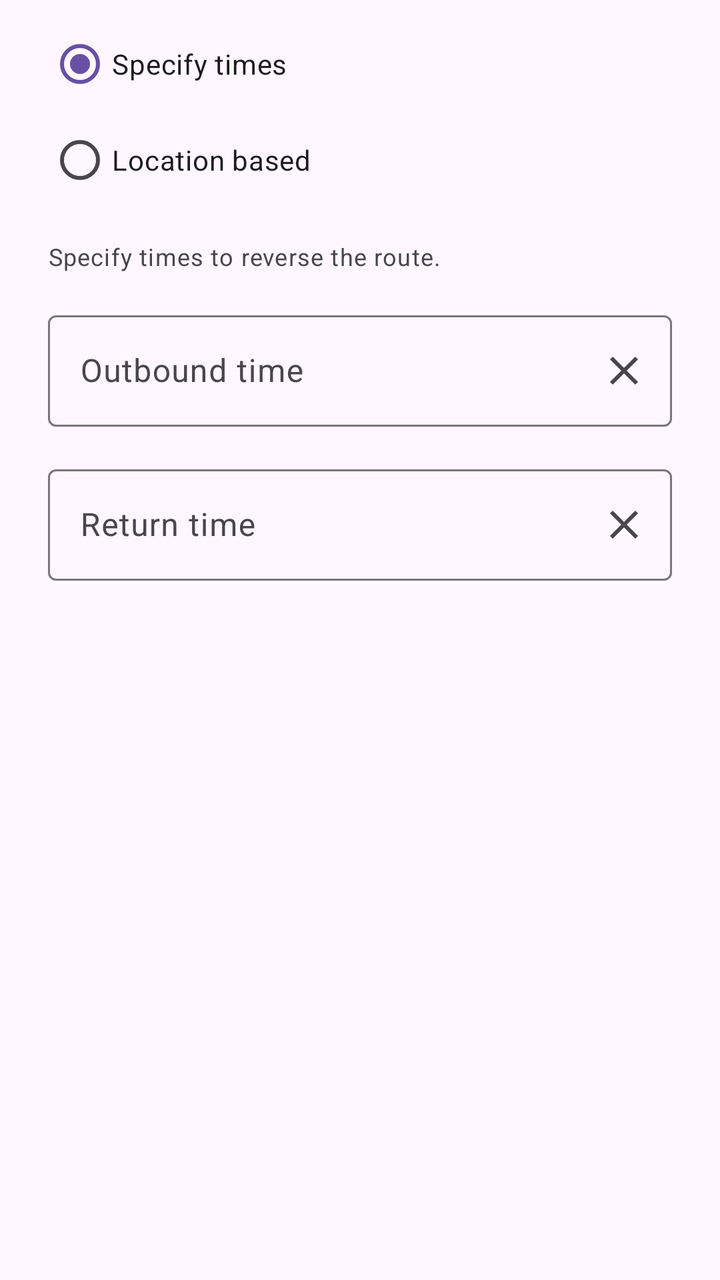
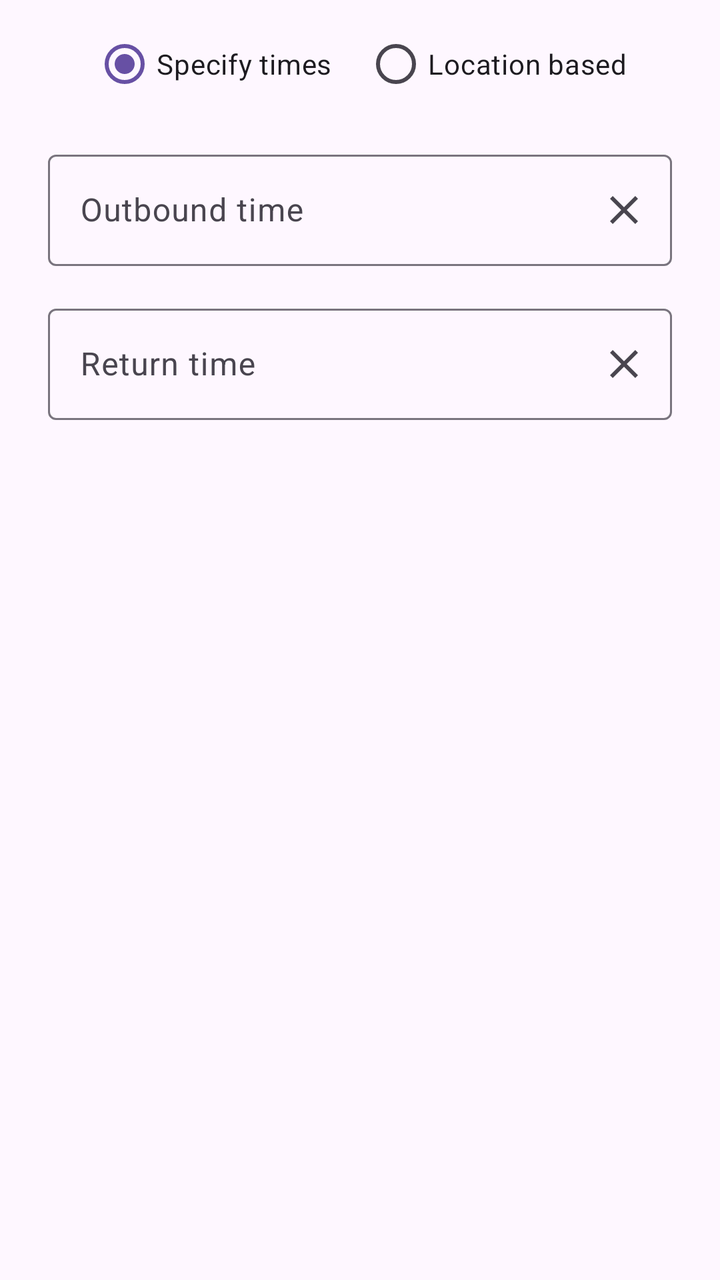

An Android layout rendered at two revisions. The XML below is the earlier revision; the diff shows what the commit changed to produce the second picture.
<!-- AndroidManifest.xml: application theme Theme.TrainTimes -->
<!-- res/layout/dialog_commute_times.xml -->
<?xml version="1.0" encoding="utf-8"?>
<LinearLayout xmlns:android="http://schemas.android.com/apk/res/android"
    xmlns:app="http://schemas.android.com/apk/res-auto"
    android:layout_width="match_parent"
    android:layout_height="wrap_content"
    android:orientation="vertical"
    android:paddingStart="24dp"
    android:paddingEnd="24dp"
    android:paddingTop="8dp">

    <RadioGroup
        android:id="@+id/commuting_mode_radio_group"
        android:layout_width="match_parent"
        android:layout_height="wrap_content"
        android:orientation="vertical"
        android:layout_marginBottom="16dp">

        <RadioButton
            android:id="@+id/radio_time_mode"
            android:layout_width="match_parent"
            android:layout_height="wrap_content"
            android:text="@string/commuting_mode_time"
            android:checked="true" />

        <RadioButton
            android:id="@+id/radio_location_mode"
            android:layout_width="match_parent"
            android:layout_height="wrap_content"
            android:text="@string/commuting_mode_location" />
    </RadioGroup>

    <FrameLayout
        android:layout_width="match_parent"
        android:layout_height="wrap_content">

        
        <LinearLayout
            android:id="@+id/time_mode_container"
            android:layout_width="match_parent"
            android:layout_height="wrap_content"
            android:orientation="vertical">

            <TextView
                android:layout_width="wrap_content"
                android:layout_height="wrap_content"
                android:text="@string/display_times_helper"
                android:textAppearance="?attr/textAppearanceCaption"
                android:layout_marginBottom="16dp" />

            <com.google.android.material.textfield.TextInputLayout
                android:id="@+id/outbound_time_layout"
                style="@style/Widget.Material3.TextInputLayout.OutlinedBox"
                android:layout_width="match_parent"
                android:layout_height="wrap_content"
                android:hint="@string/outbound_time"
                app:endIconMode="custom"
                app:endIconDrawable="@drawable/ic_close"
                app:endIconContentDescription="@string/clear">

                <com.google.android.material.textfield.TextInputEditText
                    android:id="@+id/outbound_time_input"
                    android:layout_width="match_parent"
                    android:layout_height="wrap_content"
                    android:focusable="false"
                    android:clickable="true"
                    android:inputType="none" />

            </com.google.android.material.textfield.TextInputLayout>

            <com.google.android.material.textfield.TextInputLayout
                android:id="@+id/return_time_layout"
                style="@style/Widget.Material3.TextInputLayout.OutlinedBox"
                android:layout_width="match_parent"
                android:layout_height="wrap_content"
                android:layout_marginTop="16dp"
                android:hint="@string/return_time"
                app:endIconMode="custom"
                app:endIconDrawable="@drawable/ic_close"
                app:endIconContentDescription="@string/clear">

                <com.google.android.material.textfield.TextInputEditText
                    android:id="@+id/return_time_input"
                    android:layout_width="match_parent"
                    android:layout_height="wrap_content"
                    android:focusable="false"
                    android:clickable="true"
                    android:inputType="none" />

            </com.google.android.material.textfield.TextInputLayout>
        </LinearLayout>

        
        <LinearLayout
            android:id="@+id/location_mode_container"
            android:layout_width="match_parent"
            android:layout_height="match_parent"
            android:gravity="center"
            android:orientation="vertical"
            android:visibility="invisible">

            <TextView
                android:layout_width="wrap_content"
                android:layout_height="wrap_content"
                android:text="@string/nearest_station_hint"
                android:textAppearance="?attr/textAppearanceBodyMedium"
                android:textColor="?android:attr/textColorSecondary"
                android:layout_marginTop="8dp" />
        </LinearLayout>
    </FrameLayout>

</LinearLayout>
<!-- resources referenced by this layout -->
<resources>
  <!-- drawable ic_close (drawable) -->
  <vector xmlns:android="http://schemas.android.com/apk/res/android"
      android:width="24dp"
      android:height="24dp"
      android:viewportWidth="24.0"
      android:viewportHeight="24.0">
      <path
          android:fillColor="#FF000000"
          android:pathData="M19,6.41L17.59,5 12,10.59 6.41,5 5,6.41 10.59,12 5,17.59 6.41,19 12,13.41 17.59,19 19,17.59 13.41,12z"/>
  </vector>
  <string name="clear">Clear</string>
  <string name="commuting_mode_location">Location based</string>
  <string name="commuting_mode_time">Specify times</string>
  <string name="display_times_helper">Specify times to reverse the route.</string>
  <string name="nearest_station_hint">Uses your location to determine which of your selected stations is closest, reversing the route automatically.</string>
  <string name="outbound_time">Outbound time</string>
  <string name="return_time">Return time</string>
  <style name="Theme.TrainTimes" parent="Theme.Material3.DayNight">
          
      </style>
</resources>

<!-- the commit's change to res/layout/dialog_commute_times.xml (unified diff, before → after) -->
@@ -6,106 +6,80 @@
     android:orientation="vertical"
     android:paddingStart="24dp"
     android:paddingEnd="24dp"
-    android:paddingTop="8dp">
+    android:paddingTop="8dp"
+    android:paddingBottom="8dp">
 
     <RadioGroup
         android:id="@+id/commuting_mode_radio_group"
         android:layout_width="match_parent"
         android:layout_height="wrap_content"
-        android:orientation="vertical"
+        android:orientation="horizontal"
+        android:gravity="center"
         android:layout_marginBottom="16dp">
 
         <RadioButton
             android:id="@+id/radio_time_mode"
-            android:layout_width="match_parent"
+            android:layout_width="wrap_content"
             android:layout_height="wrap_content"
             android:text="@string/commuting_mode_time"
+            android:layout_marginEnd="16dp"
             android:checked="true" />
 
         <RadioButton
             android:id="@+id/radio_location_mode"
-            android:layout_width="match_parent"
+            android:layout_width="wrap_content"
             android:layout_height="wrap_content"
             android:text="@string/commuting_mode_location" />
     </RadioGroup>
 
-    <FrameLayout
+    
+    <LinearLayout
+        android:id="@+id/time_mode_container"
         android:layout_width="match_parent"
-        android:layout_height="wrap_content">
+        android:layout_height="wrap_content"
+        android:orientation="vertical"
+        android:minHeight="140dp">
 
-        
-        <LinearLayout
-            android:id="@+id/time_mode_container"
+        <com.google.android.material.textfield.TextInputLayout
+            android:id="@+id/outbound_time_layout"
+            style="@style/Widget.Material3.TextInputLayout.OutlinedBox"
             android:layout_width="match_parent"
             android:layout_height="wrap_content"
-            android:orientation="vertical">
+            android:hint="@string/outbound_time"
+            app:endIconMode="custom"
+            app:endIconDrawable="@drawable/ic_close"
+            app:endIconContentDescription="@string/clear">
 
-            <TextView
-                android:layout_width="wrap_content"
-                android:layout_height="wrap_content"
-                android:text="@string/display_times_helper"
-                android:textAppearance="?attr/textAppearanceCaption"
-                android:layout_marginBottom="16dp" />
-
-            <com.google.android.material.textfield.TextInputLayout
-                android:id="@+id/outbound_time_layout"
-                style="@style/Widget.Material3.TextInputLayout.OutlinedBox"
+            <com.google.android.material.textfield.TextInputEditText
+                android:id="@+id/outbound_time_input"
                 android:layout_width="match_parent"
                 android:layout_height="wrap_content"
-                android:hint="@string/outbound_time"
-                app:endIconMode="custom"
-                app:endIconDrawable="@drawable/ic_close"
-                app:endIconContentDescription="@string/clear">
+                android:focusable="false"
+                android:clickable="true"
+                android:inputType="none" />
 
-                <com.google.android.material.textfield.TextInputEditText
-                    android:id="@+id/outbound_time_input"
-                    android:layout_width="match_parent"
-                    android:layout_height="wrap_content"
-                    android:focusable="false"
-                    android:clickable="true"
-                    android:inputType="none" />
+        </com.google.android.material.textfield.TextInputLayout>
 
-            </com.google.android.material.textfield.TextInputLayout>
+        <com.google.android.material.textfield.TextInputLayout
+            android:id="@+id/return_time_layout"
+            style="@style/Widget.Material3.TextInputLayout.OutlinedBox"
+            android:layout_width="match_parent"
+            android:layout_height="wrap_content"
+            android:layout_marginTop="16dp"
+            android:hint="@string/return_time"
+            app:endIconMode="custom"
+            app:endIconDrawable="@drawable/ic_close"
+            app:endIconContentDescription="@string/clear">
 
-            <com.google.android.material.textfield.TextInputLayout
-                android:id="@+id/return_time_layout"
-                style="@style/Widget.Material3.TextInputLayout.OutlinedBox"
+            <com.google.android.material.textfield.TextInputEditText
+                android:id="@+id/return_time_input"
                 android:layout_width="match_parent"
                 android:layout_height="wrap_content"
-                android:layout_marginTop="16dp"
-                android:hint="@string/return_time"
-                app:endIconMode="custom"
-                app:endIconDrawable="@drawable/ic_close"
-                app:endIconContentDescription="@string/clear">
+                android:focusable="false"
+                android:clickable="true"
+                android:inputType="none" />
 
-                <com.google.android.material.textfield.TextInputEditText
-                    android:id="@+id/return_time_input"
-                    android:layout_width="match_parent"
-                    android:layout_height="wrap_content"
-                    android:focusable="false"
-                    android:clickable="true"
-                    android:inputType="none" />
-
-            </com.google.android.material.textfield.TextInputLayout>
-        </LinearLayout>
-
-        
-        <LinearLayout
-            android:id="@+id/location_mode_container"
-            android:layout_width="match_parent"
-            android:layout_height="match_parent"
-            android:gravity="center"
-            android:orientation="vertical"
-            android:visibility="invisible">
-
-            <TextView
-                android:layout_width="wrap_content"
-                android:layout_height="wrap_content"
-                android:text="@string/nearest_station_hint"
-                android:textAppearance="?attr/textAppearanceBodyMedium"
-                android:textColor="?android:attr/textColorSecondary"
-                android:layout_marginTop="8dp" />
-        </LinearLayout>
-    </FrameLayout>
+        </com.google.android.material.textfield.TextInputLayout>
+    </LinearLayout>
 
 </LinearLayout>
<!-- resource entries referenced after the edit -->
@@ -13,8 +13,6 @@
   <string name="clear">Clear</string>
   <string name="commuting_mode_location">Location based</string>
   <string name="commuting_mode_time">Specify times</string>
-  <string name="display_times_helper">Specify times to reverse the route.</string>
-  <string name="nearest_station_hint">Uses your location to determine which of your selected stations is closest, reversing the route automatically.</string>
   <string name="outbound_time">Outbound time</string>
   <string name="return_time">Return time</string>
   <style name="Theme.TrainTimes" parent="Theme.Material3.DayNight">
